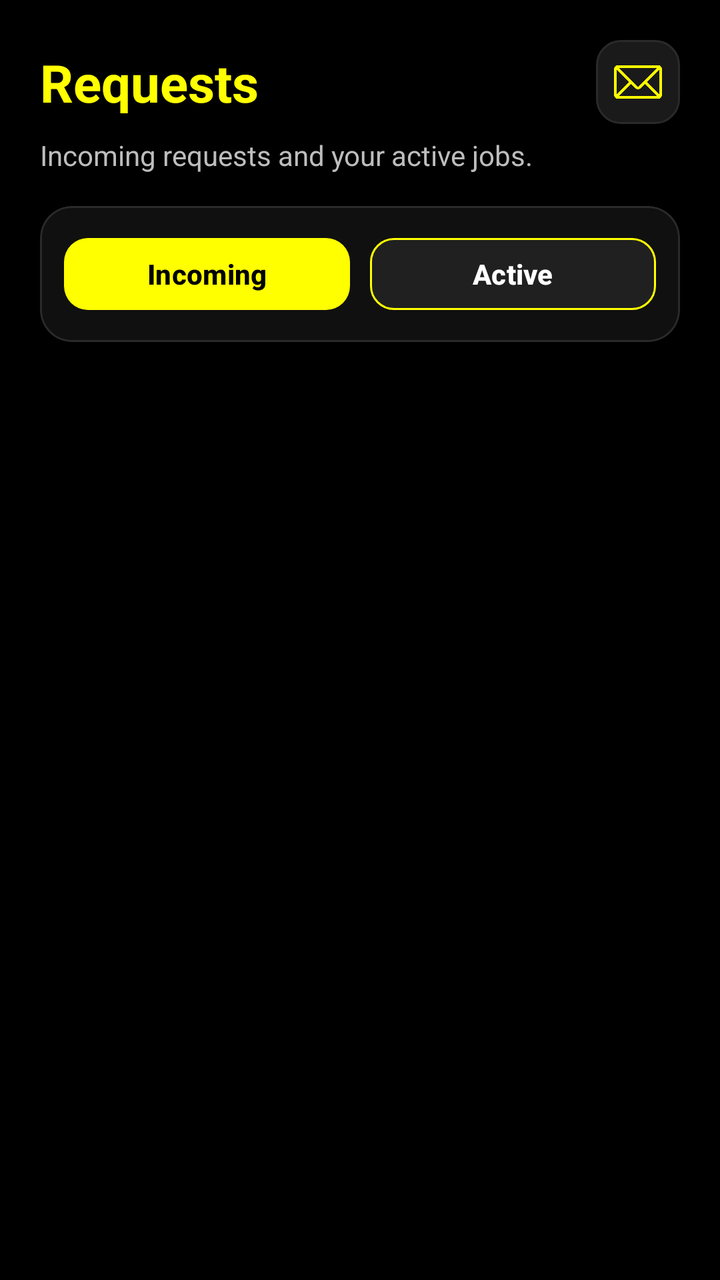
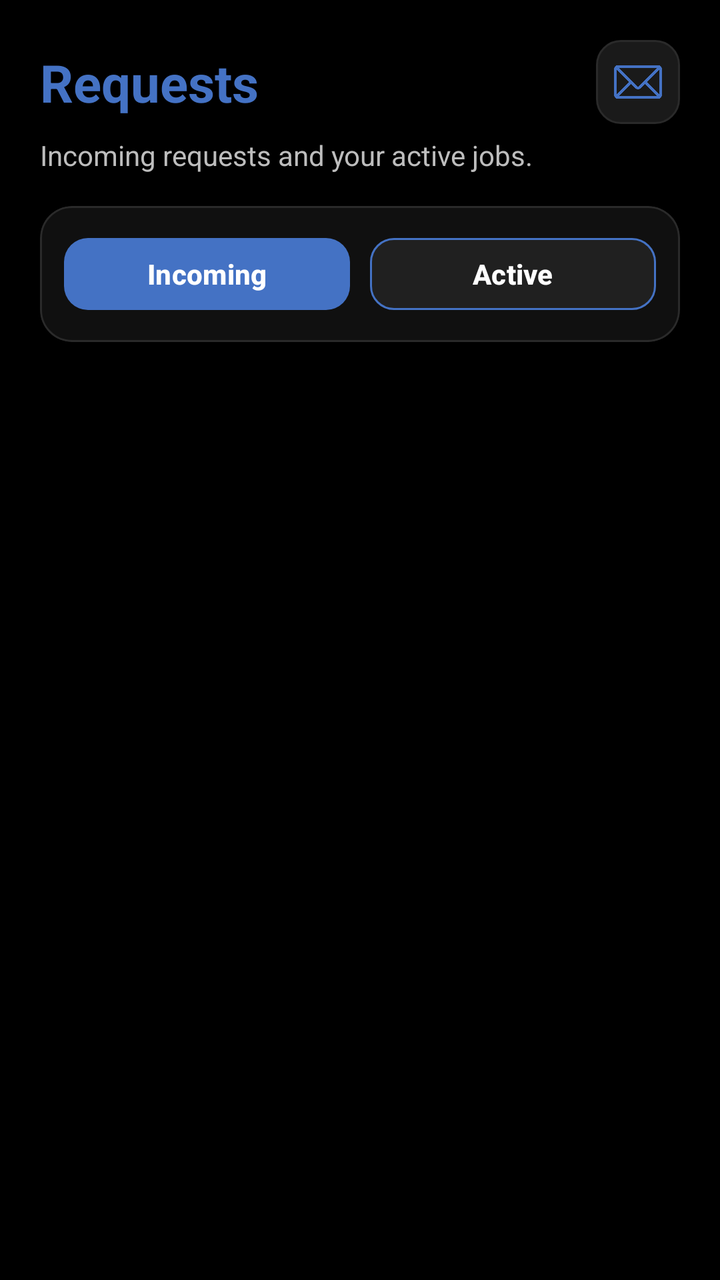

An Android layout rendered at two revisions. The XML below is the earlier revision; the diff shows what the commit changed to produce the second picture.
<!-- AndroidManifest.xml: application theme Theme.MyApplication -->
<!-- res/layout/fragment_mechanic_requests.xml -->
<?xml version="1.0" encoding="utf-8"?>
<ScrollView xmlns:android="http://schemas.android.com/apk/res/android"
    xmlns:app="http://schemas.android.com/apk/res-auto"
    android:layout_width="match_parent"
    android:layout_height="match_parent"
    android:background="#000000"
    android:fillViewport="true"
    android:padding="20dp"
    android:paddingBottom="28dp">

    <LinearLayout
        android:layout_width="match_parent"
        android:layout_height="wrap_content"
        android:orientation="vertical">

        
        <androidx.constraintlayout.widget.ConstraintLayout
            android:layout_width="match_parent"
            android:layout_height="wrap_content">

            
            <TextView
                android:id="@+id/tvMechanicRequestsTitle"
                android:layout_width="0dp"
                android:layout_height="wrap_content"
                android:text="Requests"
                android:textSize="26sp"
                android:textStyle="bold"
                android:textColor="#FFFF00"
                app:layout_constraintStart_toStartOf="parent"
                app:layout_constraintEnd_toStartOf="@+id/btnMessages"
                app:layout_constraintTop_toTopOf="parent"
                app:layout_constraintBottom_toBottomOf="parent"
                android:layout_marginEnd="12dp" />

            
            <FrameLayout
                android:id="@+id/messagesBtnContainer"
                android:layout_width="42dp"
                android:layout_height="42dp"
                app:layout_constraintEnd_toEndOf="parent"
                app:layout_constraintTop_toTopOf="parent"
                app:layout_constraintBottom_toBottomOf="parent">

                <ImageButton
                    android:id="@+id/btnMessages"
                    android:layout_width="match_parent"
                    android:layout_height="match_parent"
                    android:background="@drawable/qf_icon_btn_bg"
                    android:contentDescription="Messages"
                    android:padding="9dp"
                    android:scaleType="centerInside"
                    android:src="@drawable/ic_message"
                    app:tint="#FFFF00" />

                


            </FrameLayout>

        </androidx.constraintlayout.widget.ConstraintLayout>

        <TextView
            android:layout_width="match_parent"
            android:layout_height="wrap_content"
            android:layout_marginTop="6dp"
            android:text="Incoming requests and your active jobs."
            android:textColor="#BDBDBD" />

        
        <com.google.android.material.card.MaterialCardView
            android:layout_width="match_parent"
            android:layout_height="wrap_content"
            android:layout_marginTop="16dp"
            app:cardBackgroundColor="#101010"
            app:cardCornerRadius="16dp"
            app:cardElevation="0dp"
            app:strokeColor="#2A2A2A"
            app:strokeWidth="1dp">

            <LinearLayout
                android:id="@+id/tabsContainer"
                android:layout_width="match_parent"
                android:layout_height="wrap_content"
                android:orientation="horizontal"
                android:padding="12dp">

                <com.google.android.material.button.MaterialButton
                    android:id="@+id/btnTabIncoming"
                    android:layout_width="0dp"
                    android:layout_height="44dp"
                    android:layout_weight="1"
                    android:text="Incoming"
                    android:textAllCaps="false"
                    android:textStyle="bold"
                    android:textColor="#000000"
                    app:cornerRadius="12dp"
                    app:backgroundTint="#FFFF00"
                    app:strokeWidth="0dp" />

                <View
                    android:layout_width="10dp"
                    android:layout_height="1dp" />

                <com.google.android.material.button.MaterialButton
                    android:id="@+id/btnTabActive"
                    android:layout_width="0dp"
                    android:layout_height="44dp"
                    android:layout_weight="1"
                    android:text="Active"
                    android:textAllCaps="false"
                    android:textStyle="bold"
                    android:textColor="#FFFFFF"
                    app:cornerRadius="12dp"
                    app:backgroundTint="#202020"
                    app:strokeColor="#FFFF00"
                    app:strokeWidth="1dp" />

            </LinearLayout>
        </com.google.android.material.card.MaterialCardView>

        
        <androidx.recyclerview.widget.RecyclerView
            android:id="@+id/rvIncoming"
            android:layout_width="match_parent"
            android:layout_height="wrap_content"
            android:layout_marginTop="14dp"
            android:visibility="visible"
            android:clipToPadding="false"
            android:paddingBottom="12dp" />

        <androidx.recyclerview.widget.RecyclerView
            android:id="@+id/rvActive"
            android:layout_width="match_parent"
            android:layout_height="wrap_content"
            android:layout_marginTop="14dp"
            android:visibility="gone"
            android:clipToPadding="false"
            android:paddingBottom="12dp" />

    </LinearLayout>

</ScrollView>
<!-- resources referenced by this layout -->
<resources>
  <!-- drawable ic_message: png bitmap (drawable, 9451 bytes) -->
  <!-- drawable qf_icon_btn_bg (drawable) -->
  <?xml version="1.0" encoding="utf-8"?>
  <shape xmlns:android="http://schemas.android.com/apk/res/android">
      <solid android:color="#1A1A1A"/>
      <corners android:radius="12dp"/>
      <stroke android:width="1dp" android:color="#2A2A2A"/>
  </shape>
  <style name="Theme.MyApplication" parent="Base.Theme.MyApplication" />
  <style name="Base.Theme.MyApplication" parent="Theme.Material3.DayNight.NoActionBar">
          <item name="android:statusBarColor">#000000</item>
          <item name="android:navigationBarColor">#101010</item>
  
          <item name="android:windowLightStatusBar">false</item>
  
          <item name="android:windowLightNavigationBar" tools:targetApi="27">false</item>
      </style>
</resources>

<!-- the commit's change to res/layout/fragment_mechanic_requests.xml (unified diff, before → after) -->
@@ -26,7 +26,7 @@
                 android:text="Requests"
                 android:textSize="26sp"
                 android:textStyle="bold"
-                android:textColor="#FFFF00"
+                android:textColor="#4472C4"
                 app:layout_constraintStart_toStartOf="parent"
                 app:layout_constraintEnd_toStartOf="@+id/btnMessages"
                 app:layout_constraintTop_toTopOf="parent"
@@ -51,7 +51,7 @@
                     android:padding="9dp"
                     android:scaleType="centerInside"
                     android:src="@drawable/ic_message"
-                    app:tint="#FFFF00" />
+                    app:tint="#4472C4" />
 
                 
 
@@ -93,9 +93,9 @@
                     android:text="Incoming"
                     android:textAllCaps="false"
                     android:textStyle="bold"
-                    android:textColor="#000000"
+                    android:textColor="#FFFFFF"
                     app:cornerRadius="12dp"
-                    app:backgroundTint="#FFFF00"
+                    app:backgroundTint="#4472C4"
                     app:strokeWidth="0dp" />
 
                 <View
@@ -113,7 +113,7 @@
                     android:textColor="#FFFFFF"
                     app:cornerRadius="12dp"
                     app:backgroundTint="#202020"
-                    app:strokeColor="#FFFF00"
+                    app:strokeColor="#4472C4"
                     app:strokeWidth="1dp" />
 
             </LinearLayout>
